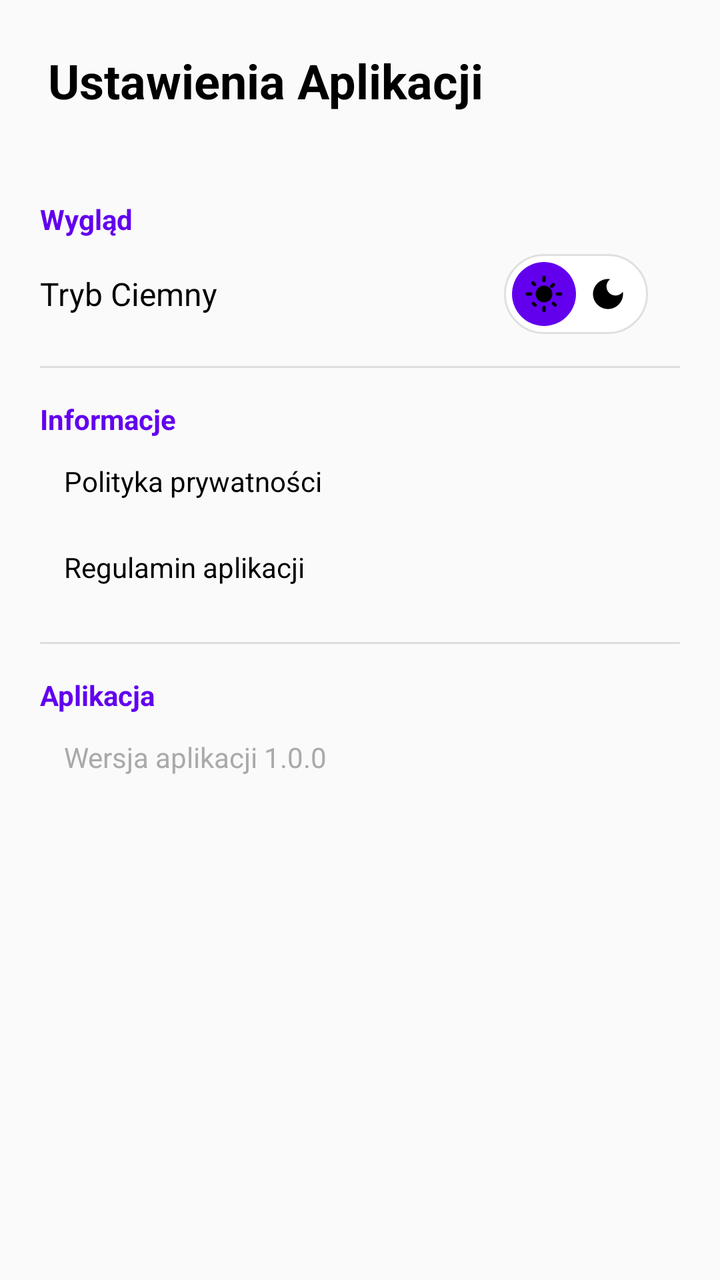
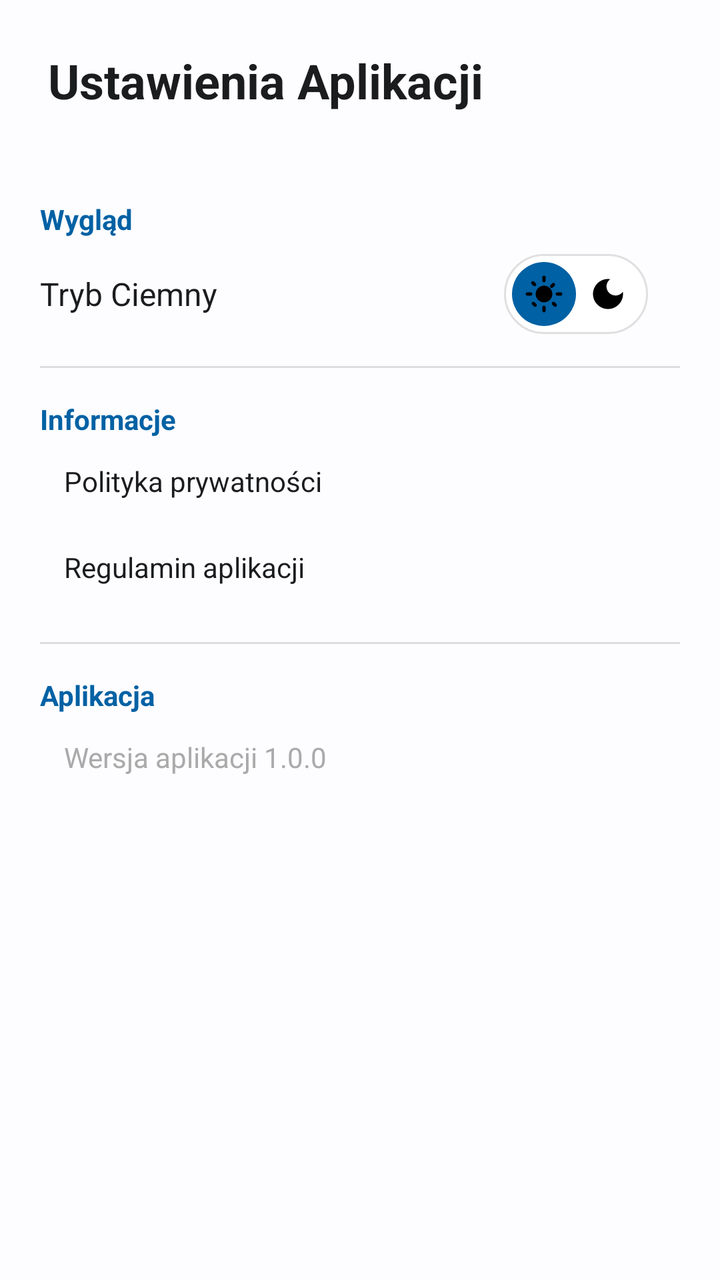

Screens rendered from an Android XML layout before and after an edit, with the pre-edit source and the edit as a unified diff.
<!-- AndroidManifest.xml: application theme Theme.SchoolSpace -->
<!-- res/layout/fragment_settings.xml -->
<?xml version="1.0" encoding="utf-8"?>
<LinearLayout xmlns:android="http://schemas.android.com/apk/res/android"
    xmlns:app="http://schemas.android.com/apk/res-auto"
    android:layout_width="match_parent"
    android:layout_height="match_parent"
    android:orientation="vertical"
    android:background="@color/background">

    
    <androidx.constraintlayout.widget.ConstraintLayout
        android:layout_width="match_parent"
        android:layout_height="80dp"
        android:padding="24dp">

        <TextView
            android:layout_width="wrap_content"
            android:layout_height="wrap_content"
            android:text="Ustawienia Aplikacji"
            android:textColor="@color/text_primary"
            android:textSize="24sp"
            android:textStyle="bold"
            app:layout_constraintBottom_toBottomOf="parent"
            app:layout_constraintStart_toStartOf="parent" />
    </androidx.constraintlayout.widget.ConstraintLayout>

    <androidx.core.widget.NestedScrollView
        android:layout_width="match_parent"
        android:layout_height="match_parent">

        <LinearLayout
            android:layout_width="match_parent"
            android:layout_height="wrap_content"
            android:orientation="vertical"
            android:padding="20dp">

            <TextView
                android:layout_width="wrap_content"
                android:layout_height="wrap_content"
                android:text="Wygląd"
                android:textStyle="bold"
                android:textColor="@color/primary" />

            <RelativeLayout
                android:layout_width="match_parent"
                android:layout_height="wrap_content"
                android:layout_marginTop="8dp">

                <TextView
                    android:layout_width="wrap_content"
                    android:layout_height="wrap_content"
                    android:layout_alignParentStart="true"
                    android:layout_centerVertical="true"
                    android:text="Tryb Ciemny"
                    android:textSize="16sp"
                    android:textColor="@color/text_primary" />

                <FrameLayout
                    android:id="@+id/switchDarkModeContainer"
                    android:layout_width="72dp"
                    android:layout_height="40dp"
                    android:layout_alignParentEnd="true"
                    android:layout_centerVertical="true"
                    android:layout_marginEnd="16dp"
                    android:background="@drawable/theme_switch_track">

                    
                    <ImageView
                        android:id="@+id/bgSun"
                        android:layout_width="20dp"
                        android:layout_height="20dp"
                        android:layout_gravity="start|center_vertical"
                        android:layout_marginStart="10dp"
                        android:src="@drawable/ic_sun"
                        android:contentDescription="Słońce tło" />

                    <ImageView
                        android:id="@+id/bgMoon"
                        android:layout_width="20dp"
                        android:layout_height="20dp"
                        android:layout_gravity="end|center_vertical"
                        android:layout_marginEnd="10dp"
                        android:src="@drawable/ic_moon"
                        android:contentDescription="Księżyc tło" />

                    <View
                        android:id="@+id/switchThumbBackground"
                        android:layout_width="32dp"
                        android:layout_height="32dp"
                        android:layout_gravity="center_vertical"
                        android:layout_marginStart="4dp"
                        android:layout_marginEnd="4dp"
                        android:background="@drawable/theme_switch_thumb" />

                    <ImageView
                        android:id="@+id/switchDarkModeThumbIcon"
                        android:layout_width="32dp"
                        android:layout_height="32dp"
                        android:layout_gravity="center_vertical"
                        android:layout_marginStart="4dp"
                        android:layout_marginEnd="4dp"
                        android:padding="6dp"
                        android:src="@drawable/ic_sun"
                        android:contentDescription="Ikona motywu" />

                </FrameLayout>

            </RelativeLayout>

            <View
                android:layout_width="match_parent"
                android:layout_height="1dp"
                android:background="#DDDDDD"
                android:layout_marginVertical="16dp" />

            <TextView
                android:layout_width="wrap_content"
                android:layout_height="wrap_content"
                android:text="Informacje"
                android:textStyle="bold"
                android:textColor="@color/primary" />

            <TextView
                android:layout_width="match_parent"
                android:layout_height="wrap_content"
                android:padding="12dp"
                android:text="Polityka prywatności"
                android:textColor="@color/text_primary" />

            <TextView
                android:layout_width="match_parent"
                android:layout_height="wrap_content"
                android:padding="12dp"
                android:text="Regulamin aplikacji"
                android:textColor="@color/text_primary" />

            <View
                android:layout_width="match_parent"
                android:layout_height="1dp"
                android:background="#DDDDDD"
                android:layout_marginVertical="16dp" />

            <TextView
                android:layout_width="wrap_content"
                android:layout_height="wrap_content"
                android:text="Aplikacja"
                android:textStyle="bold"
                android:textColor="@color/primary" />

            <TextView
                android:layout_width="match_parent"
                android:layout_height="wrap_content"
                android:padding="12dp"
                android:text="Wersja aplikacji 1.0.0"
                android:textColor="@android:color/darker_gray" />

        </LinearLayout>
    </androidx.core.widget.NestedScrollView>
</LinearLayout>
<!-- resources referenced by this layout -->
<resources>
  <color name="background">#FFFAFAFA</color>
  <color name="primary">#6200EE</color>
  <color name="text_primary">#000000</color>
  <!-- drawable ic_moon (drawable) -->
  <vector xmlns:android="http://schemas.android.com/apk/res/android"
      android:width="24dp"
      android:height="24dp"
      android:viewportWidth="24"
      android:viewportHeight="24">
      <path
          android:fillColor="#000000"
          android:pathData="M12,3c-4.97,0 -9,4.03 -9,9s4.03,9 9,9 9,-4.03 9,-9c0,-0.46 -0.04,-0.92 -0.1,-1.36 -0.98,1.37 -2.58,2.26 -4.4,2.26 -2.98,0 -5.4,-2.42 -5.4,-5.4 0,-1.81 0.89,-3.42 2.26,-4.4 -0.44,-0.06 -0.9,-0.1 -1.36,-0.1z"/>
  </vector>
  <!-- drawable theme_switch_thumb (drawable) -->
  <?xml version="1.0" encoding="utf-8"?>
  <shape xmlns:android="http://schemas.android.com/apk/res/android"
      android:shape="oval">
      <solid android:color="@color/primary" />
      <size android:width="32dp" android:height="32dp" />
  </shape>
  <!-- drawable theme_switch_track (drawable) -->
  <?xml version="1.0" encoding="utf-8"?>
  <selector xmlns:android="http://schemas.android.com/apk/res/android">
      <item android:state_selected="true">
          <shape android:shape="rectangle">
              <solid android:color="#1A1A1A" />
              <corners android:radius="24dp" />
              <size android:width="72dp" android:height="40dp" />
              <stroke android:width="1dp" android:color="#333333" />
          </shape>
      </item>
      <item>
          <shape android:shape="rectangle">
              <solid android:color="#FFFFFF" />
              <corners android:radius="24dp" />
              <size android:width="72dp" android:height="40dp" />
              <stroke android:width="1dp" android:color="#E0E0E0" />
          </shape>
      </item>
  </selector>
  <style name="Theme.SchoolSpace" parent="Theme.Material3.DayNight.NoActionBar">
          
          <item name="colorPrimary">@color/primary</item>
          <item name="android:colorBackground">@color/background</item>
          <item name="android:textColor">@color/text_primary</item>
  
          
          <item name="android:statusBarColor">@color/primary</item>
          <item name="android:windowLightStatusBar" tools:targetApi="m">false</item>
  
          
          <item name="android:navigationBarColor">@color/background</item>
          <item name="android:windowLightNavigationBar" tools:targetApi="27">true</item>
      </style>
  <!-- unchanged entries left out for length: 1 -->
</resources>

<!-- the commit's change to res/layout/fragment_settings.xml (unified diff, before → after) -->
@@ -120,16 +120,24 @@
                 android:textColor="@color/primary" />
 
             <TextView
+                android:id="@+id/btnPrivacyPolicy"
                 android:layout_width="match_parent"
                 android:layout_height="wrap_content"
                 android:padding="12dp"
+                android:clickable="true"
+                android:focusable="true"
+                android:background="?attr/selectableItemBackground"
                 android:text="Polityka prywatności"
                 android:textColor="@color/text_primary" />
 
             <TextView
+                android:id="@+id/btnTermsOfService"
                 android:layout_width="match_parent"
                 android:layout_height="wrap_content"
                 android:padding="12dp"
+                android:clickable="true"
+                android:focusable="true"
+                android:background="?attr/selectableItemBackground"
                 android:text="Regulamin aplikacji"
                 android:textColor="@color/text_primary" />
 
<!-- resource entries referenced after the edit -->
@@ -1,8 +1,8 @@
 <!-- resources referenced by this layout -->
 <resources>
-  <color name="background">#FFFAFAFA</color>
-  <color name="primary">#6200EE</color>
-  <color name="text_primary">#000000</color>
+  <color name="background">#FDFCFF</color>
+  <color name="primary">#0061A4</color>
+  <color name="text_primary">#1A1C1E</color>
   <!-- drawable ic_moon (drawable) -->
   <vector xmlns:android="http://schemas.android.com/apk/res/android"
       android:width="24dp"
@@ -43,17 +43,42 @@
   <style name="Theme.SchoolSpace" parent="Theme.Material3.DayNight.NoActionBar">
           
           <item name="colorPrimary">@color/primary</item>
+          <item name="colorOnPrimary">@color/onPrimary</item>
+          <item name="colorPrimaryContainer">@color/primaryContainer</item>
+          <item name="colorOnPrimaryContainer">@color/onPrimaryContainer</item>
+  
+          <item name="colorSecondary">@color/secondary</item>
+          <item name="colorOnSecondary">@color/onSecondary</item>
+  
+          <item name="colorError">@color/error</item>
+          <item name="colorOnError">@color/onError</item>
+  
           <item name="android:colorBackground">@color/background</item>
-          <item name="android:textColor">@color/text_primary</item>
+          <item name="colorSurface">@color/surface</item>
+          <item name="colorOnSurface">@color/onSurface</item>
+          <item name="colorSurfaceVariant">@color/surfaceVariant</item>
+          <item name="colorOnSurfaceVariant">@color/onSurfaceVariant</item>
   
           
           <item name="android:statusBarColor">@color/primary</item>
           <item name="android:windowLightStatusBar" tools:targetApi="m">false</item>
+          <item name="android:navigationBarColor">@color/background</item>
+          <item name="android:windowLightNavigationBar" tools:targetApi="27">true</item>
   
           
-          <item name="android:navigationBarColor">@color/background</item>
-          <item name="android:windowLightNavigationBar" tools:targetApi="27">true</item>
+          <item name="materialCardViewStyle">@style/Widget.Material3.CardView.Elevated</item>
       </style>
+  <color name="onPrimary">#FFFFFF</color>
+  <color name="primaryContainer">#D1E4FF</color>
+  <color name="onPrimaryContainer">#001D36</color>
+  <color name="secondary">#535F70</color>
+  <color name="onSecondary">#FFFFFF</color>
+  <color name="error">#BA1A1A</color>
+  <color name="onError">#FFFFFF</color>
+  <color name="surface">#FDFCFF</color>
+  <color name="onSurface">#1A1C1E</color>
+  <color name="surfaceVariant">#DFE2EB</color>
+  <color name="onSurfaceVariant">#43474E</color>
   <!-- unchanged entries left out for length: 1 -->
 </resources>
 
